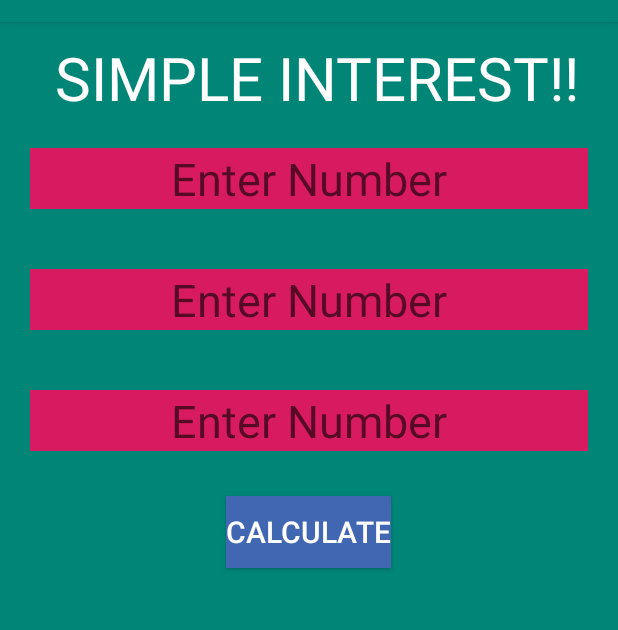
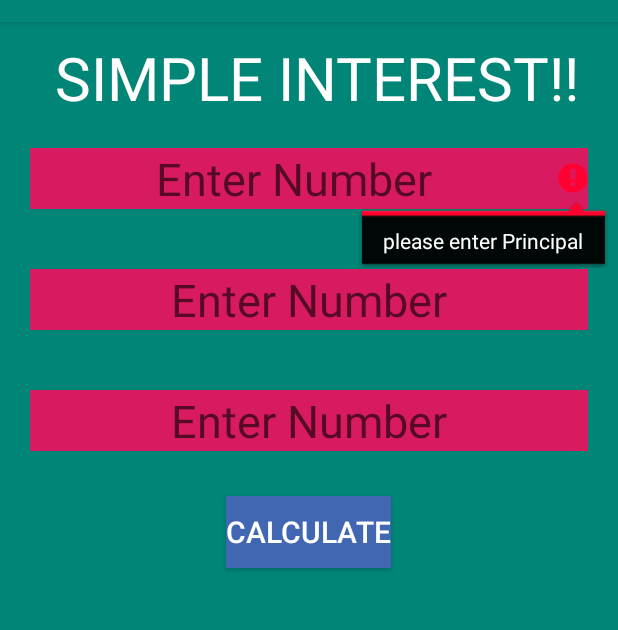
Before and after one commit to anishdhakal54/FragmentAssignment, an Android app: the fragment SimpleInterestFragment shown on its own in the app's theme, after a tap on "CALCULATE", on a phone screen of 412 x 824 dp, the part 62-692 px from its top. Run offline under Robolectric (Android 15) with nearby library versions, the phone set to English and light mode, and no system bars.

Commit message:
Simple Interest calculation

```diff
--- a/app/src/main/java/com/anish/fragmentassignment/fragments/SimpleInterestFragment.java
+++ b/app/src/main/java/com/anish/fragmentassignment/fragments/SimpleInterestFragment.java
@@ -6,11 +6,13 @@ import android.os.Bundle;
 
 import androidx.fragment.app.Fragment;
 
+import android.text.TextUtils;
 import android.view.LayoutInflater;
 import android.view.View;
 import android.view.ViewGroup;
 import android.widget.Button;
 import android.widget.EditText;
+import android.widget.TextView;
 
 import com.anish.fragmentassignment.R;
 
@@ -19,7 +21,8 @@ import com.anish.fragmentassignment.R;
  */
 public class SimpleInterestFragment extends Fragment implements View.OnClickListener {
         private Button btnSimpleinterest;
-        private EditText etPrinciple,etRate,etInterest;
+        private EditText etPrinciple,etRate,etTime;
+        private TextView tvResult;
 
     public SimpleInterestFragment() {
         // Required empty public constructor
@@ -35,7 +38,8 @@ public class SimpleInterestFragment extends Fragment implements View.OnClickList
         View view = inflater.inflate(R.layout.fragment_simple_interest, container, false);
         etPrinciple = view.findViewById(R.id.etPrinciple);
         etRate = view.findViewById(R.id.etRate);
-        etInterest = view.findViewById(R.id.etInterest);
+        etTime= view.findViewById(R.id.etTime);
+        tvResult=view.findViewById(R.id.tvResult);
         btnSimpleinterest = view.findViewById(R.id.btnSimpleinterest);
 
         btnSimpleinterest.setOnClickListener(this);
@@ -45,6 +49,22 @@ public class SimpleInterestFragment extends Fragment implements View.OnClickList
 
     @Override
     public void onClick(View v) {
+        if(TextUtils.isEmpty(etPrinciple.getText())){
+            etPrinciple.setError("please enter Principal");
+            return;
+        }else if (TextUtils.isEmpty(etTime.getText())) {
+            etTime.setError("Please enter Time");
+            return;
+        }else if(TextUtils.isEmpty(etRate.getText())){
+            etRate.setError("Please enter Rate");
+        }
+        float P, T, R, Result;
+        P = Float.parseFloat(etPrinciple.getText().toString());
+        T = Float.parseFloat(etRate.getText().toString());
+        R = Float.parseFloat(etTime.getText().toString());
+        Result = P * T * R / 100;
+        tvResult.setText("The Simple Interest Of the given details is: "+Result +"");
 
     }
-}
+
+    }
--- a/app/src/main/res/layout/fragment_palendrome.xml
+++ b/app/src/main/res/layout/fragment_palendrome.xml
@@ -10,7 +10,7 @@
     <TextView
         android:layout_width="match_parent"
         android:layout_height="wrap_content"
-        android:text=" PALENDROME NUMBER!!"
+        android:text=" PALINDROME NUMBER!!"
         android:textColor="@color/colorwhite"
         android:textSize="40sp"
         android:gravity="center"
--- a/app/src/main/res/layout/fragment_simple_interest.xml
+++ b/app/src/main/res/layout/fragment_simple_interest.xml
@@ -28,6 +28,7 @@
         android:background="@color/colorAccent"
         android:textSize="30sp"
         android:layout_margin="20dp"
+        android:inputType="numberDecimal"
         android:gravity="center"/>
 
     <EditText
@@ -38,13 +39,15 @@
         android:background="@color/colorAccent"
         android:textSize="30sp"
         android:layout_margin="20dp"
+        android:inputType="numberDecimal"
         android:gravity="center"/>
 
     <EditText
         android:layout_width="match_parent"
         android:layout_height="wrap_content"
-        android:id="@+id/etInterest"
+        android:id="@+id/etTime"
         android:hint="Enter Number"
+        android:inputType="numberDecimal"
         android:background="@color/colorAccent"
         android:textSize="30sp"
         android:layout_margin="20dp"
```
